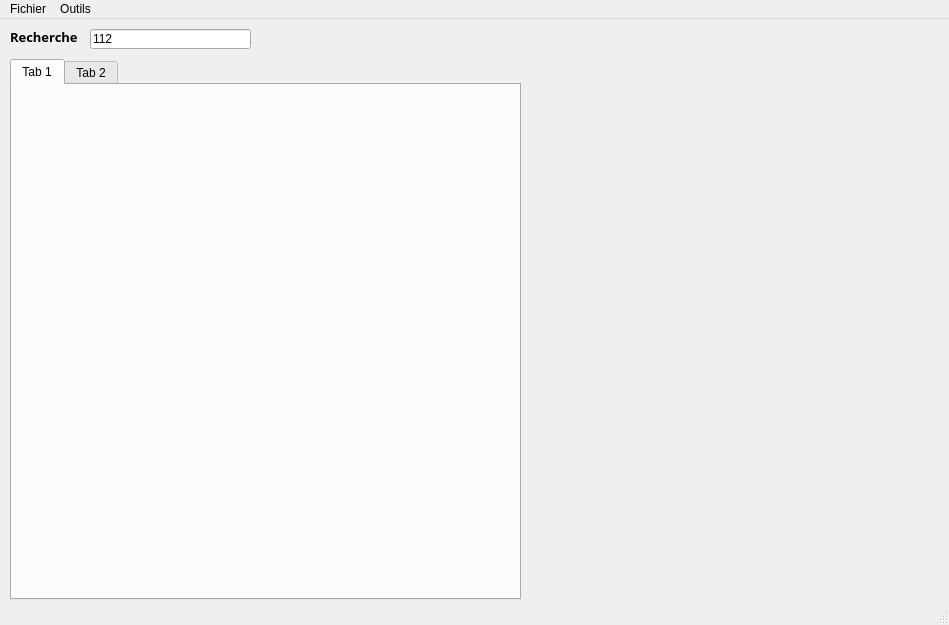
The window that mainwindow.ui (JT117/KFet) describes before a commit, drawn with Qt 5.
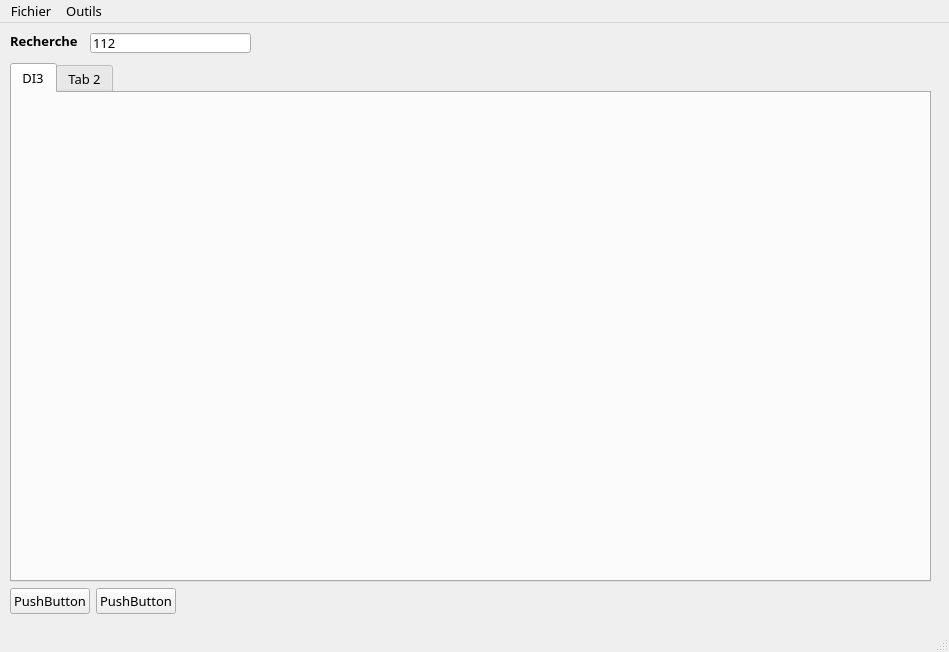
The same window after the commit.

```diff
--- a/mainwindow.ui
+++ b/mainwindow.ui
@@ -7,24 +7,19 @@
     <x>0</x>
     <y>0</y>
     <width>949</width>
-    <height>625</height>
+    <height>652</height>
    </rect>
   </property>
+  <property name="font">
+   <font>
+    <family>Raavi</family>
+    <pointsize>10</pointsize>
+   </font>
+  </property>
   <property name="windowTitle">
    <string>MainWindow</string>
   </property>
   <widget class="QWidget" name="centralwidget">
-   <widget class="QWidget" name="gridLayoutWidget">
-    <property name="geometry">
-     <rect>
-      <x>530</x>
-      <y>40</y>
-      <width>401</width>
-      <height>541</height>
-     </rect>
-    </property>
-    <layout class="QGridLayout" name="gridLayout"/>
-   </widget>
    <widget class="QLabel" name="label">
     <property name="geometry">
      <rect>
@@ -36,7 +31,7 @@
     </property>
     <property name="font">
      <font>
-      <family>MV Boli</family>
+      <family>Raavi</family>
       <pointsize>10</pointsize>
       <weight>75</weight>
       <bold>true</bold>
@@ -59,25 +54,85 @@
      <string>112</string>
     </property>
    </widget>
-   <widget class="QTabWidget" name="tabWidget">
+   <widget class="QWidget" name="horizontalLayoutWidget">
     <property name="geometry">
      <rect>
       <x>10</x>
       <y>40</y>
-      <width>511</width>
-      <height>541</height>
+      <width>921</width>
+      <height>551</height>
      </rect>
     </property>
-    <widget class="QWidget" name="tab">
-     <attribute name="title">
-      <string>Tab 1</string>
-     </attribute>
-    </widget>
-    <widget class="QWidget" name="tab_2">
-     <attribute name="title">
-      <string>Tab 2</string>
-     </attribute>
-    </widget>
+    <layout class="QHBoxLayout" name="horizontalLayout">
+     <item>
+      <layout class="QVBoxLayout" name="verticalLayout_2">
+       <item>
+        <widget class="QTabWidget" name="tabWidget">
+         <property name="currentIndex">
+          <number>0</number>
+         </property>
+         <widget class="QWidget" name="tab">
+          <property name="sizePolicy">
+           <sizepolicy hsizetype="Preferred" vsizetype="Preferred">
+            <horstretch>0</horstretch>
+            <verstretch>0</verstretch>
+           </sizepolicy>
+          </property>
+          <attribute name="title">
+           <string>DI3</string>
+          </attribute>
+         </widget>
+         <widget class="QWidget" name="tab_2">
+          <attribute name="title">
+           <string>Tab 2</string>
+          </attribute>
+         </widget>
+        </widget>
+       </item>
+       <item>
+        <layout class="QHBoxLayout" name="horizontalLayout_2">
+         <item>
+          <widget class="QPushButton" name="pushButton_2">
+           <property name="text">
+            <string>PushButton</string>
+           </property>
+          </widget>
+         </item>
+         <item>
+          <widget class="QPushButton" name="pushButton">
+           <property name="text">
+            <string>PushButton</string>
+           </property>
+          </widget>
+         </item>
+         <item>
+          <spacer name="horizontalSpacer">
+           <property name="orientation">
+            <enum>Qt::Horizontal</enum>
+           </property>
+           <property name="sizeHint" stdset="0">
+            <size>
+             <width>40</width>
+             <height>20</height>
+            </size>
+           </property>
+          </spacer>
+         </item>
+        </layout>
+       </item>
+      </layout>
+     </item>
+     <item>
+      <layout class="QGridLayout" name="gridLayout_6">
+       <property name="sizeConstraint">
+        <enum>QLayout::SetDefaultConstraint</enum>
+       </property>
+       <property name="spacing">
+        <number>4</number>
+       </property>
+      </layout>
+     </item>
+    </layout>
    </widget>
   </widget>
   <widget class="QMenuBar" name="menubar">
```
Left out of the diff: 20 changed lines with no effect on the pictures.
